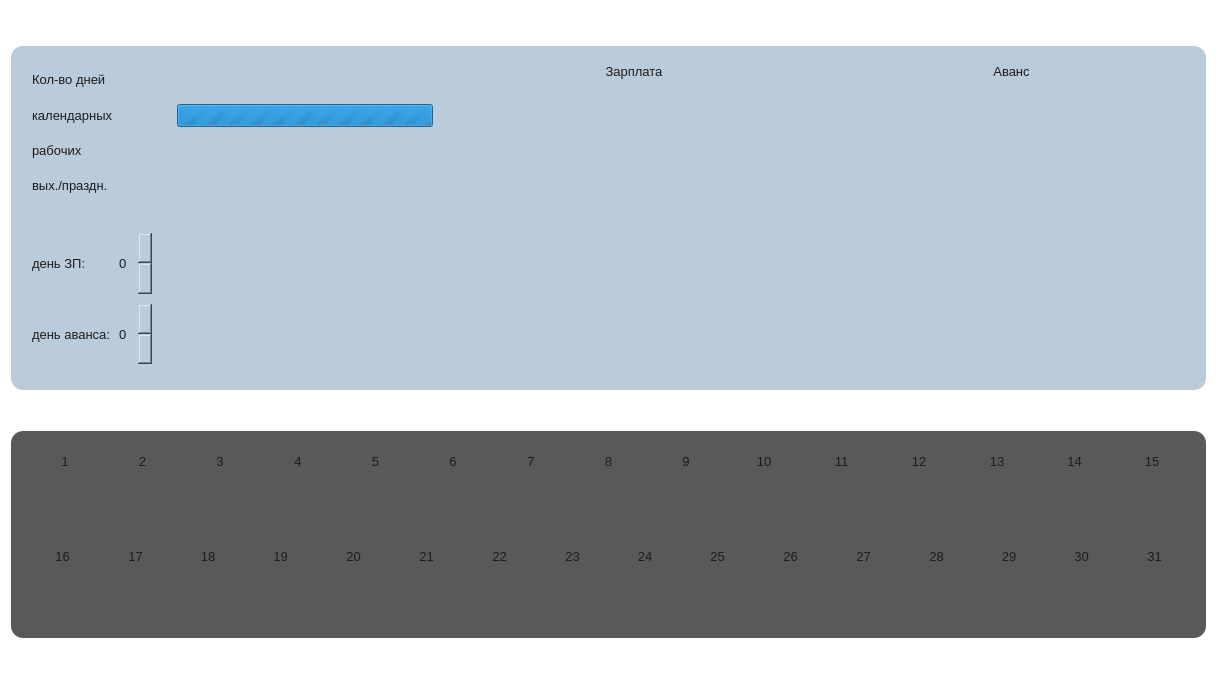
The window that ui/cash.ui (CatMolnia/CASH) describes before a commit, drawn with Qt 5.
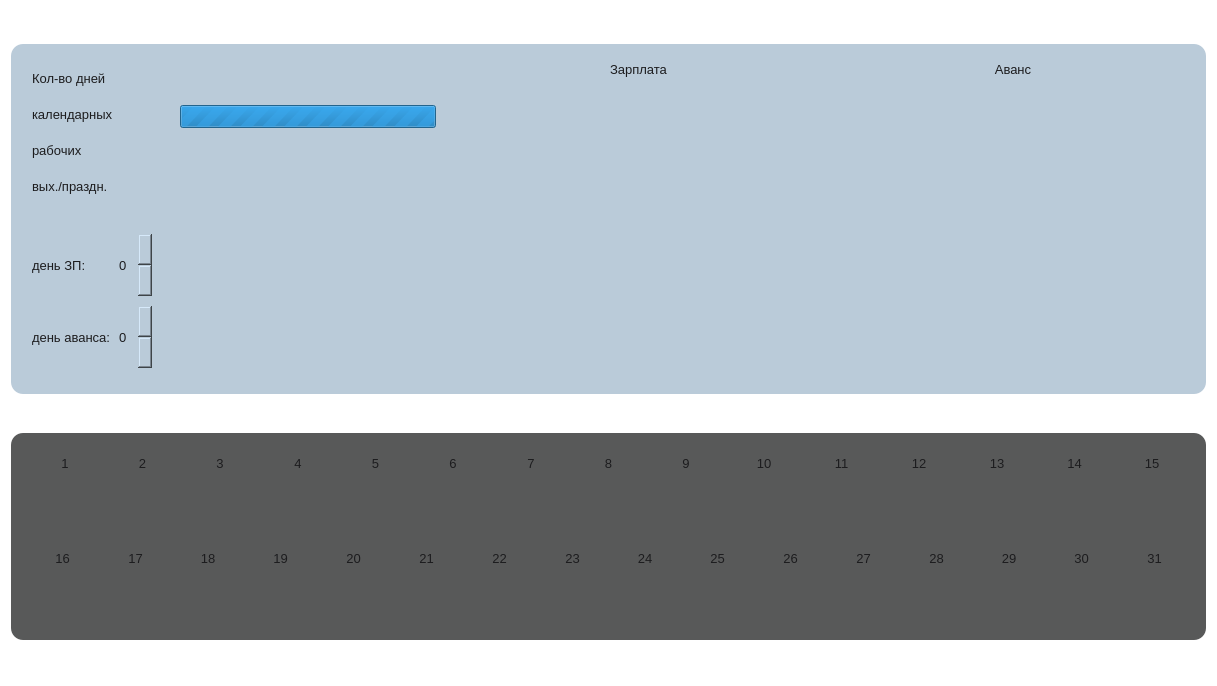
The same window after the commit.

Patch:
```diff
--- a/ui/cash.ui
+++ b/ui/cash.ui
@@ -1755,6 +1755,21 @@
            </size>
           </property>
           <layout class="QVBoxLayout" name="verticalLayout_9">
+           <property name="spacing">
+            <number>-1</number>
+           </property>
+           <property name="leftMargin">
+            <number>12</number>
+           </property>
+           <property name="topMargin">
+            <number>12</number>
+           </property>
+           <property name="rightMargin">
+            <number>12</number>
+           </property>
+           <property name="bottomMargin">
+            <number>12</number>
+           </property>
            <item>
             <layout class="QVBoxLayout" name="verticalLayout_8">
              <property name="spacing">
```
